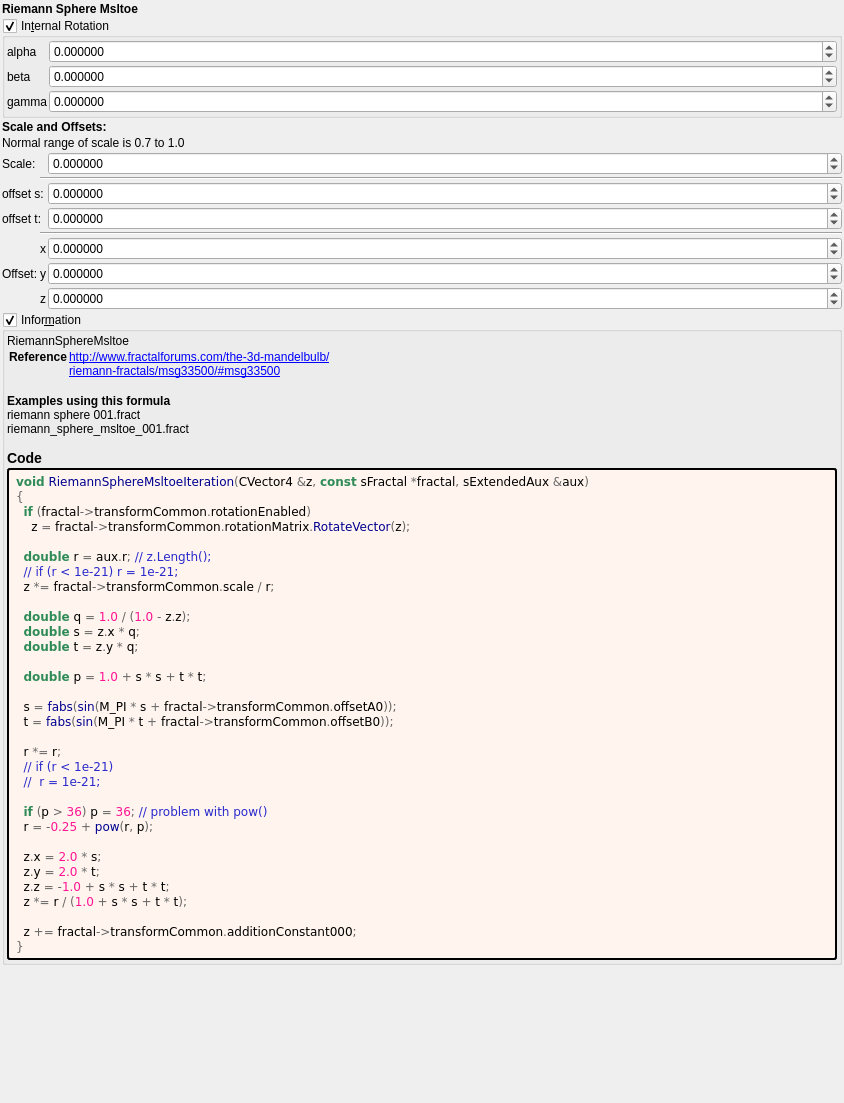
This is mandelbulber2/formula/ui/riemann_sphere_msltoe.ui in buddhi1980/mandelbulber2 as Qt 5 draws it before an edit. The edited form follows.
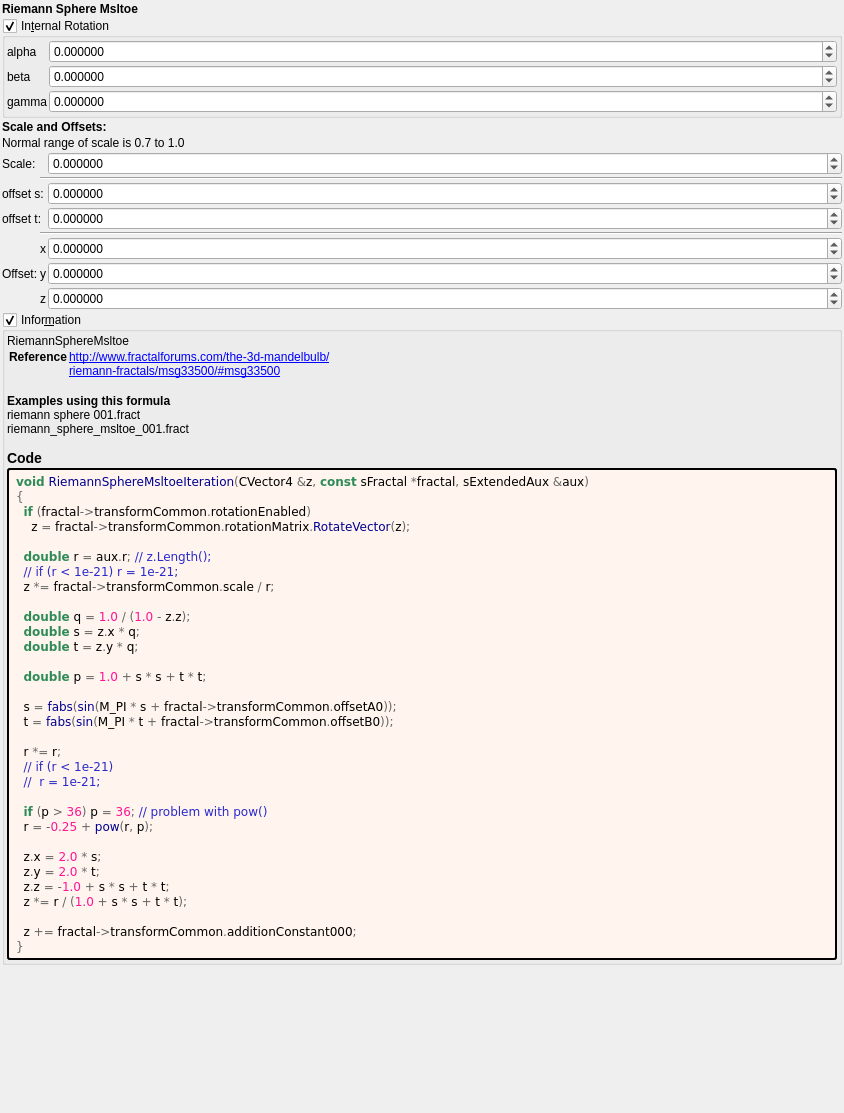
This is the edited form. Custom widgets are drawn as their Qt base class.

The edit to the form file:
```diff
--- a/mandelbulber2/formula/ui/riemann_sphere_msltoe.ui
+++ b/mandelbulber2/formula/ui/riemann_sphere_msltoe.ui
@@ -7,7 +7,7 @@
     <x>0</x>
     <y>0</y>
     <width>844</width>
-    <height>1103</height>
+    <height>1113</height>
    </rect>
   </property>
   <property name="windowTitle">
```
Left out of the diff: 2 changed lines with no effect on the pictures.
